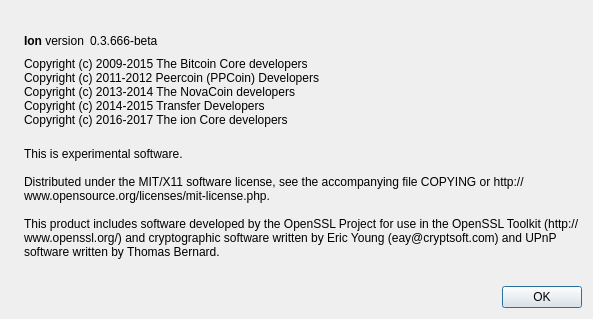
Before: the Qt Designer form src/qt/forms/aboutdialog.ui in willemjez/ion-old, drawn with Qt 5.
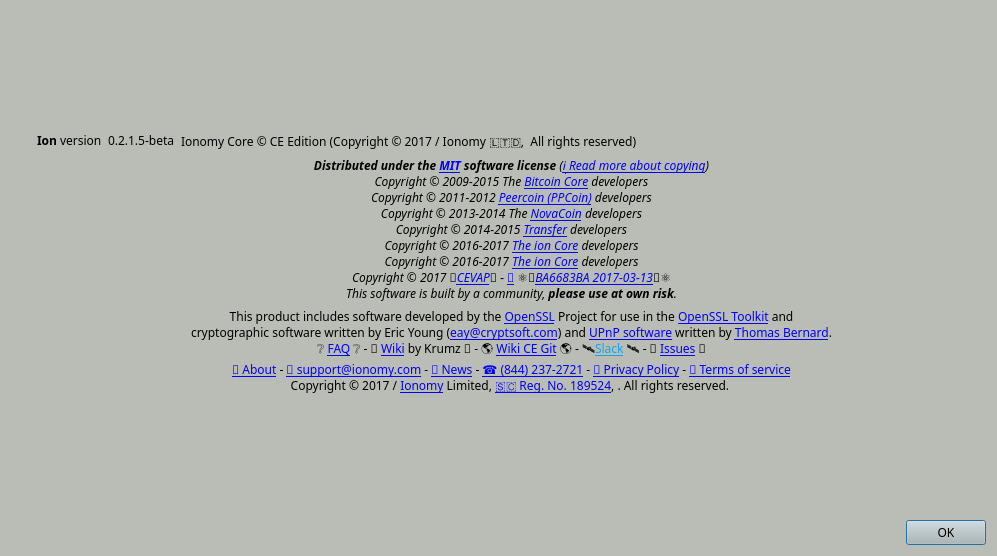
After: the same form once the commit is applied. Icons and pictures are not drawn.

Commit message: 🛠️🛠️🐼 Design, about window 💩 flushed 🚽, 😳files except src dir replaced😳

Patch:
```diff
--- a/src/qt/forms/aboutdialog.ui
+++ b/src/qt/forms/aboutdialog.ui
@@ -6,10 +6,437 @@
    <rect>
     <x>0</x>
     <y>0</y>
-    <width>593</width>
-    <height>319</height>
+    <width>997</width>
+    <height>556</height>
    </rect>
   </property>
+  <property name="palette">
+   <palette>
+    <active>
+     <colorrole role="WindowText">
+      <brush brushstyle="SolidPattern">
+       <color alpha="255">
+        <red>0</red>
+        <green>0</green>
+        <blue>0</blue>
+       </color>
+      </brush>
+     </colorrole>
+     <colorrole role="Button">
+      <brush brushstyle="SolidPattern">
+       <color alpha="255">
+        <red>186</red>
+        <green>189</green>
+        <blue>182</blue>
+       </color>
+      </brush>
+     </colorrole>
+     <colorrole role="Light">
+      <brush brushstyle="SolidPattern">
+       <color alpha="255">
+        <red>255</red>
+        <green>255</green>
+        <blue>255</blue>
+       </color>
+      </brush>
+     </colorrole>
+     <colorrole role="Midlight">
+      <brush brushstyle="SolidPattern">
+       <color alpha="255">
+        <red>220</red>
+        <green>222</green>
+        <blue>218</blue>
+       </color>
+      </brush>
+     </colorrole>
+     <colorrole role="Dark">
+      <brush brushstyle="SolidPattern">
+       <color alpha="255">
+        <red>93</red>
+        <green>94</green>
+        <blue>91</blue>
+       </color>
+      </brush>
+     </colorrole>
+     <colorrole role="Mid">
+      <brush brushstyle="SolidPattern">
+       <color alpha="255">
+        <red>124</red>
+        <green>126</green>
+        <blue>121</blue>
+       </color>
+      </brush>
+     </colorrole>
+     <colorrole role="Text">
+      <brush brushstyle="SolidPattern">
+       <color alpha="255">
+        <red>0</red>
+        <green>0</green>
+        <blue>0</blue>
+       </color>
+      </brush>
+     </colorrole>
+     <colorrole role="BrightText">
+      <brush brushstyle="SolidPattern">
+       <color alpha="255">
+        <red>255</red>
+        <green>255</green>
+        <blue>255</blue>
+       </color>
+      </brush>
+     </colorrole>
+     <colorrole role="ButtonText">
+      <brush brushstyle="SolidPattern">
+       <color alpha="255">
+        <red>0</red>
+        <green>0</green>
+        <blue>0</blue>
+       </color>
+      </brush>
+     </colorrole>
+     <colorrole role="Base">
+      <brush brushstyle="SolidPattern">
+       <color alpha="255">
+        <red>255</red>
+        <green>255</green>
+        <blue>255</blue>
+       </color>
+      </brush>
+     </colorrole>
+     <colorrole role="Window">
+      <brush brushstyle="SolidPattern">
+       <color alpha="255">
+        <red>186</red>
+        <green>189</green>
+        <blue>182</blue>
+       </color>
+      </brush>
+     </colorrole>
+     <colorrole role="Shadow">
+      <brush brushstyle="SolidPattern">
+       <color alpha="255">
+        <red>0</red>
+        <green>0</green>
+        <blue>0</blue>
+       </color>
+      </brush>
+     </colorrole>
+     <colorrole role="AlternateBase">
+      <brush brushstyle="SolidPattern">
+       <color alpha="255">
+        <red>220</red>
+        <green>222</green>
+        <blue>218</blue>
+       </color>
+      </brush>
+     </colorrole>
+     <colorrole role="ToolTipBase">
+      <brush brushstyle="SolidPattern">
+       <color alpha="255">
+        <red>255</red>
+        <green>255</green>
+        <blue>220</blue>
+       </color>
+      </brush>
+     </colorrole>
+     <colorrole role="ToolTipText">
+      <brush brushstyle="SolidPattern">
+       <color alpha="255">
+        <red>0</red>
+        <green>0</green>
+        <blue>0</blue>
+       </color>
+      </brush>
+     </colorrole>
+    </active>
+    <inactive>
+     <colorrole role="WindowText">
+      <brush brushstyle="SolidPattern">
+       <color alpha="255">
+        <red>0</red>
+        <green>0</green>
+        <blue>0</blue>
+       </color>
+      </brush>
+     </colorrole>
+     <colorrole role="Button">
+      <brush brushstyle="SolidPattern">
+       <color alpha="255">
+        <red>186</red>
+        <green>189</green>
+        <blue>182</blue>
+       </color>
+      </brush>
+     </colorrole>
+     <colorrole role="Light">
+      <brush brushstyle="SolidPattern">
+       <color alpha="255">
+        <red>255</red>
+        <green>255</green>
+        <blue>255</blue>
+       </color>
+      </brush>
+     </colorrole>
+     <colorrole role="Midlight">
+      <brush brushstyle="SolidPattern">
+       <color alpha="255">
+        <red>220</red>
+        <green>222</green>
+        <blue>218</blue>
+       </color>
+      </brush>
+     </colorrole>
+     <colorrole role="Dark">
+      <brush brushstyle="SolidPattern">
+       <color alpha="255">
+        <red>93</red>
+        <green>94</green>
+        <blue>91</blue>
+       </color>
+      </brush>
+     </colorrole>
+     <colorrole role="Mid">
+      <brush brushstyle="SolidPattern">
+       <color alpha="255">
+        <red>124</red>
+        <green>126</green>
+        <blue>121</blue>
+       </color>
+      </brush>
+     </colorrole>
+     <colorrole role="Text">
+      <brush brushstyle="SolidPattern">
+       <color alpha="255">
+        <red>0</red>
+        <green>0</green>
+        <blue>0</blue>
+       </color>
+      </brush>
+     </colorrole>
+     <colorrole role="BrightText">
+      <brush brushstyle="SolidPattern">
+       <color alpha="255">
+        <red>255</red>
+        <green>255</green>
+        <blue>255</blue>
+       </color>
+      </brush>
+     </colorrole>
+     <colorrole role="ButtonText">
+      <brush brushstyle="SolidPattern">
+       <color alpha="255">
+        <red>0</red>
+        <green>0</green>
+        <blue>0</blue>
+       </color>
+      </brush>
+     </colorrole>
+     <colorrole role="Base">
+      <brush brushstyle="SolidPattern">
+       <color alpha="255">
+        <red>255</red>
+        <green>255</green>
+        <blue>255</blue>
+       </color>
+      </brush>
+     </colorrole>
+     <colorrole role="Window">
+      <brush brushstyle="SolidPattern">
+       <color alpha="255">
+        <red>186</red>
+        <green>189</green>
+        <blue>182</blue>
+       </color>
+      </brush>
+     </colorrole>
+     <colorrole role="Shadow">
+      <brush brushstyle="SolidPattern">
+       <color alpha="255">
+        <red>0</red>
+        <green>0</green>
+        <blue>0</blue>
+       </color>
+      </brush>
+     </colorrole>
+     <colorrole role="AlternateBase">
+      <brush brushstyle="SolidPattern">
+       <color alpha="255">
+        <red>220</red>
+        <green>222</green>
+        <blue>218</blue>
+       </color>
+      </brush>
+     </colorrole>
+     <colorrole role="ToolTipBase">
+      <brush brushstyle="SolidPattern">
+       <color alpha="255">
+        <red>255</red>
+        <green>255</green>
+        <blue>220</blue>
+       </color>
+      </brush>
+     </colorrole>
+     <colorrole role="ToolTipText">
+      <brush brushstyle="SolidPattern">
+       <color alpha="255">
+        <red>0</red>
+        <green>0</green>
+        <blue>0</blue>
+       </color>
+      </brush>
+     </colorrole>
+    </inactive>
+    <disabled>
+     <colorrole role="WindowText">
+      <brush brushstyle="SolidPattern">
+       <color alpha="255">
+        <red>93</red>
+        <green>94</green>
+        <blue>91</blue>
+       </color>
+      </brush>
+     </colorrole>
+     <colorrole role="Button">
+      <brush brushstyle="SolidPattern">
+       <color alpha="255">
+        <red>186</red>
+        <green>189</green>
+        <blue>182</blue>
+       </color>
+      </brush>
+     </colorrole>
+     <colorrole role="Light">
+      <brush brushstyle="SolidPattern">
+       <color alpha="255">
+        <red>255</red>
+        <green>255</green>
+        <blue>255</blue>
+       </color>
+      </brush>
+     </colorrole>
+     <colorrole role="Midlight">
+      <brush brushstyle="SolidPattern">
+       <color alpha="255">
+        <red>220</red>
+        <green>222</green>
+        <blue>218</blue>
+       </color>
+      </brush>
+     </colorrole>
+     <colorrole role="Dark">
+      <brush brushstyle="SolidPattern">
+       <color alpha="255">
+        <red>93</red>
+        <green>94</green>
+        <blue>91</blue>
+       </color>
+      </brush>
+     </colorrole>
+     <colorrole role="Mid">
+      <brush brushstyle="SolidPattern">
+       <color alpha="255">
+        <red>124</red>
+        <green>126</green>
+        <blue>121</blue>
+       </color>
+      </brush>
+     </colorrole>
+     <colorrole role="Text">
+      <brush brushstyle="SolidPattern">
+       <color alpha="255">
+        <red>93</red>
+        <green>94</green>
+        <blue>91</blue>
+       </color>
+      </brush>
+     </colorrole>
+     <colorrole role="BrightText">
+      <brush brushstyle="SolidPattern">
+       <color alpha="255">
+        <red>255</red>
+        <green>255</green>
+        <blue>255</blue>
+       </color>
+      </brush>
+     </colorrole>
+     <colorrole role="ButtonText">
+      <brush brushstyle="SolidPattern">
+       <color alpha="255">
+        <red>93</red>
+        <green>94</green>
+        <blue>91</blue>
+       </color>
+      </brush>
+     </colorrole>
+     <colorrole role="Base">
+      <brush brushstyle="SolidPattern">
+       <color alpha="255">
+        <red>186</red>
+        <green>189</green>
+        <blue>182</blue>
+       </color>
+      </brush>
+     </colorrole>
+     <colorrole role="Window">
+      <brush brushstyle="SolidPattern">
+       <color alpha="255">
+        <red>186</red>
+        <green>189</green>
+        <blue>182</blue>
+       </color>
+      </brush>
+     </colorrole>
+     <colorrole role="Shadow">
+      <brush brushstyle="SolidPattern">
+       <color alpha="255">
+        <red>0</red>
+        <green>0</green>
+        <blue>0</blue>
+       </color>
+      </brush>
+     </colorrole>
+     <colorrole role="AlternateBase">
+      <brush brushstyle="SolidPattern">
+       <color alpha="255">
+        <red>186</red>
+        <green>189</green>
+        <blue>182</blue>
+       </color>
+      </brush>
+     </colorrole>
+     <colorrole role="ToolTipBase">
+      <brush brushstyle="SolidPattern">
+       <color alpha="255">
+        <red>255</red>
+        <green>255</green>
+        <blue>220</blue>
+       </color>
+      </brush>
+     </colorrole>
+     <colorrole role="ToolTipText">
+      <brush brushstyle="SolidPattern">
+       <color alpha="255">
+        <red>0</red>
+        <green>0</green>
+        <blue>0</blue>
+       </color>
+      </brush>
+     </colorrole>
+    </disabled>
+   </palette>
+  </property>
+  <property name="font">
+   <font>
+    <family>Sawasdee</family>
+    <weight>50</weight>
+    <bold>false</bold>
+    <strikeout>false</strikeout>
+    <stylestrategy>PreferAntialias</stylestrategy>
+   </font>
+  </property>
+  <property name="mouseTracking">
+   <bool>false</bool>
+  </property>
   <property name="windowTitle">
    <string>About Ion</string>
   </property>
@@ -27,6 +454,19 @@
      </property>
     </widget>
    </item>
+   <item>
+    <widget class="QLabel" name="label_5">
+     <property name="sizePolicy">
+      <sizepolicy hsizetype="Preferred" vsizetype="Ignored">
+       <horstretch>0</horstretch>
+       <verstretch>0</verstretch>
+      </sizepolicy>
+     </property>
+     <property name="pixmap">
+      <pixmap resource="../ion.qrc">:/images/aboutpanda</pixmap>
+     </property>
+    </widget>
+   </item>
    <item>
     <layout class="QVBoxLayout" name="verticalLayout_2">
      <item>
@@ -63,13 +503,25 @@
           <cursorShape>IBeamCursor</cursorShape>
          </property>
          <property name="text">
-          <string notr="true">0.3.666-beta</string>
+          <string notr="true">&lt;html&gt;&lt;head/&gt;&lt;body&gt;&lt;p&gt;0.2.1.5-beta&lt;/p&gt;&lt;/body&gt;&lt;/html&gt;</string>
          </property>
          <property name="textInteractionFlags">
           <set>Qt::LinksAccessibleByMouse|Qt::TextSelectableByKeyboard|Qt::TextSelectableByMouse</set>
          </property>
         </widget>
        </item>
+       <item>
+        <widget class="QLabel" name="label_3">
+         <property name="font">
+          <font>
+           <family>Sawasdee</family>
+          </font>
+         </property>
+         <property name="text">
+          <string>Ionomy Core ©️ CE Edition (Copyright ©️ 2017 / Ionomy 🇱🇹🇩,  All rights reserved)</string>
+         </property>
+        </widget>
+       </item>
        <item>
         <spacer name="horizontalSpacer">
          <property name="orientation">
@@ -87,15 +539,17 @@
      </item>
      <item>
       <widget class="QLabel" name="copyrightLabel">
+       <property name="font">
+        <font>
+         <family>Sawasdee</family>
+         <italic>true</italic>
+        </font>
+       </property>
        <property name="cursor">
         <cursorShape>IBeamCursor</cursorShape>
        </property>
        <property name="text">
-        <string>Copyright (c) 2009-2015 The Bitcoin Core developers
-Copyright (c) 2011-2012 Peercoin (PPCoin) Developers
-Copyright (c) 2013-2014 The NovaCoin developers
-Copyright (c) 2014-2015 Transfer Developers
-Copyright (c) 2016-2017 The ion Core developers</string>
+        <string>&lt;html&gt;&lt;head/&gt;&lt;body&gt;&lt;p align=&quot;center&quot;&gt;&lt;span style=&quot; font-weight:600;&quot;&gt;Distributed under the &lt;/span&gt;&lt;a href=&quot;http://www.opensource.org/licenses/mit-license.php&quot;&gt;&lt;span style=&quot; font-weight:600; text-decoration: underline; color:#0000ff;&quot;&gt;MIT&lt;/span&gt;&lt;/a&gt;&lt;span style=&quot; font-weight:600;&quot;&gt; software license &lt;/span&gt;(&lt;a href=&quot;https://raw.githubusercontent.com/cevap/ion/master/COPYING&quot;&gt;&lt;span style=&quot; text-decoration: underline; color:#0000ff;&quot;&gt;ℹ️ Read more about copying&lt;/span&gt;&lt;/a&gt;)&lt;br/&gt;Copyright ©️ 2009-2015 The &lt;a href=&quot;https://github.com/bitcoin/bitcoin/&quot;&gt;&lt;span style=&quot; text-decoration: underline; color:#0000ff;&quot;&gt;Bitcoin Core&lt;/span&gt;&lt;/a&gt; developers&lt;br/&gt;Copyright ©️ 2011-2012 &lt;a href=&quot;https://github.com/peercoin/peercoin/&quot;&gt;&lt;span style=&quot; text-decoration: underline; color:#0000ff;&quot;&gt;Peercoin (PPCoin)&lt;/span&gt;&lt;/a&gt; developers&lt;br/&gt;Copyright ©️ 2013-2014 The &lt;a href=&quot;https://github.com/novacoin-project/novacoin&quot;&gt;&lt;span style=&quot; text-decoration: underline; color:#0000ff;&quot;&gt;NovaCoin&lt;/span&gt;&lt;/a&gt; developers&lt;br/&gt;Copyright ©️ 2014-2015 &lt;a href=&quot;https://github.com/transferdev/Transfercoin&quot;&gt;&lt;span style=&quot; text-decoration: underline; color:#0000ff;&quot;&gt;Transfer&lt;/span&gt;&lt;/a&gt; developers&lt;br/&gt;Copyright ©️ 2016-2017 &lt;a href=&quot;https://github.com/ionomy/ion/&quot;&gt;&lt;span style=&quot; text-decoration: underline; color:#0000ff;&quot;&gt;The ion Core&lt;/span&gt;&lt;/a&gt; developers&lt;br/&gt;Copyright ©️ 2016-2017 &lt;a href=&quot;https://github.com/ionomy/ion/&quot;&gt;&lt;span style=&quot; text-decoration: underline; color:#0000ff;&quot;&gt;The ion Core&lt;/span&gt;&lt;/a&gt; developers&lt;br/&gt;Copyright ©️ 2017 🐼&lt;a href=&quot;https://github.com/cevap/&quot;&gt;&lt;span style=&quot; text-decoration: underline; color:#0000ff;&quot;&gt;CEVAP&lt;/span&gt;&lt;/a&gt;🐼 - &lt;a href=&quot;mailto:dev@i2pmail.org&quot;&gt;&lt;span style=&quot; text-decoration: underline; color:#0000ff;&quot;&gt;📧&lt;/span&gt;&lt;/a&gt; ⚛️🔐&lt;a href=&quot;https://pgp.mit.edu/pks/lookup?op=get&amp;amp;search=0x49464B32BA6683BA&quot;&gt;&lt;span style=&quot; text-decoration: underline; color:#0000ff;&quot;&gt;BA6683BA 2017-03-13&lt;/span&gt;&lt;/a&gt;🔐⚛️&lt;br/&gt;This software is built by a community, &lt;span style=&quot; font-weight:600;&quot;&gt;please use at own risk&lt;/span&gt;.&lt;/p&gt;&lt;/body&gt;&lt;/html&gt;</string>
        </property>
        <property name="textInteractionFlags">
         <set>Qt::LinksAccessibleByMouse|Qt::TextSelectableByKeyboard|Qt::TextSelectableByMouse</set>
@@ -108,12 +562,7 @@
         <cursorShape>IBeamCursor</cursorShape>
        </property>
        <property name="text">
-        <string>
-This is experimental software.
-
-Distributed under the MIT/X11 software license, see the accompanying file COPYING or http://www.opensource.org/licenses/mit-license.php.
-
-This product includes software developed by the OpenSSL Project for use in the OpenSSL Toolkit (http://www.openssl.org/) and cryptographic software written by Eric Young (eay@cryptsoft.com) and UPnP software written by Thomas Bernard.</string>
+        <string>&lt;html&gt;&lt;head/&gt;&lt;body&gt;&lt;p align=&quot;center&quot;&gt;This product includes software developed by the &lt;a href=&quot;https://www.openssl.org/&quot;&gt;&lt;span style=&quot; text-decoration: underline; color:#0000ff;&quot;&gt;OpenSSL&lt;/span&gt;&lt;/a&gt; Project for use in the &lt;a href=&quot;https://github.com/openssl/openssl&quot;&gt;&lt;span style=&quot; text-decoration: underline; color:#0000ff;&quot;&gt;OpenSSL Toolkit&lt;/span&gt;&lt;/a&gt; and&lt;br/&gt;cryptographic software written by Eric Young (&lt;a href=&quot;mailto:eay@cryptsoft.com&quot;&gt;&lt;span style=&quot; text-decoration: underline; color:#0000ff;&quot;&gt;eay@cryptsoft.com&lt;/span&gt;&lt;/a&gt;) and &lt;a href=&quot;https://github.com/miniupnp/miniupnp/&quot;&gt;&lt;span style=&quot; text-decoration: underline; color:#0000ff;&quot;&gt;UPnP software&lt;/span&gt;&lt;/a&gt; written by &lt;a href=&quot;mailto:miniupnp@free.fr&quot;&gt;&lt;span style=&quot; text-decoration: underline; color:#0000ff;&quot;&gt;Thomas Bernard&lt;/span&gt;&lt;/a&gt;.&lt;br/&gt;❔ &lt;a href=&quot;http://support.ionomy.com/&quot;&gt;&lt;span style=&quot; text-decoration: underline; color:#0000ff;&quot;&gt;FAQ&lt;/span&gt;&lt;/a&gt; ❔ - 🐓 &lt;a href=&quot;http://ionomy.wiki/&quot;&gt;&lt;span style=&quot; text-decoration: underline; color:#0000ff;&quot;&gt;Wiki&lt;/span&gt;&lt;/a&gt; by Krumz 🐓 - 🌎 &lt;a href=&quot;https://github.com/cevap/ion/wiki&quot;&gt;&lt;span style=&quot; text-decoration: underline; color:#0000ff;&quot;&gt;Wiki CE Git&lt;/span&gt;&lt;/a&gt; 🌎 - 🛰️&lt;a href=&quot;https://slack.ionomy.com&quot;&gt;&lt;span style=&quot; text-decoration: underline; color:#13a6ec;&quot;&gt;Slack&lt;/span&gt;&lt;/a&gt; 🛰️ - 👊 &lt;a href=&quot;https://github.com/ionomy/ion/issues&quot;&gt;&lt;span style=&quot; text-decoration: underline; color:#0000ff;&quot;&gt;Issues&lt;/span&gt;&lt;/a&gt; 👊&lt;br/&gt;&lt;a href=&quot;https://ionomy.com/about/developers&quot;&gt;&lt;span style=&quot; text-decoration: underline; color:#0000ff;&quot;&gt;📖 About&lt;/span&gt;&lt;/a&gt; - &lt;a href=&quot;mailto:support@ionomy.com&quot;&gt;&lt;span style=&quot; text-decoration: underline; color:#0000ff;&quot;&gt;📧 support@ionomy.com&lt;/span&gt;&lt;/a&gt; - &lt;a href=&quot;https://news.ionomy.com/&quot;&gt;&lt;span style=&quot; text-decoration: underline; color:#0000ff;&quot;&gt;📰 News&lt;/span&gt;&lt;/a&gt; - &lt;a href=&quot;call:08442372721&quot;&gt;&lt;span style=&quot; text-decoration: underline; color:#0000ff;&quot;&gt;☎️ (844) 237-2721&lt;/span&gt;&lt;/a&gt; - &lt;a href=&quot;https://ionomy.com/privacy-policy&quot;&gt;&lt;span style=&quot; text-decoration: underline; color:#0000ff;&quot;&gt;🔏 Privacy Policy&lt;/span&gt;&lt;/a&gt; - &lt;a href=&quot;https://ionomy.com/terms-service&quot;&gt;&lt;span style=&quot; text-decoration: underline; color:#0000ff;&quot;&gt;📃 Terms of service&lt;/span&gt;&lt;/a&gt;&lt;br/&gt;Copyright ©️ 2017 / &lt;a href=&quot;http://ionomy.com/&quot;&gt;&lt;span style=&quot; text-decoration: underline; color:#0000ff;&quot;&gt;Ionomy&lt;/span&gt;&lt;/a&gt; Limited, &lt;a href=&quot;https://eservice.egov.sc/BizRegistration/WebSearchBusiness.aspx&quot;&gt;&lt;span style=&quot; text-decoration: underline; color:#0000ff;&quot;&gt;🇸🇨 Reg. No. 189524&lt;/span&gt;&lt;/a&gt;, . All rights reserved. &lt;/p&gt;&lt;/body&gt;&lt;/html&gt;</string>
        </property>
        <property name="wordWrap">
         <bool>true</bool>
```
Left out of the diff: 2 changed lines with no effect on the pictures. The commit also changes 555 other files.
